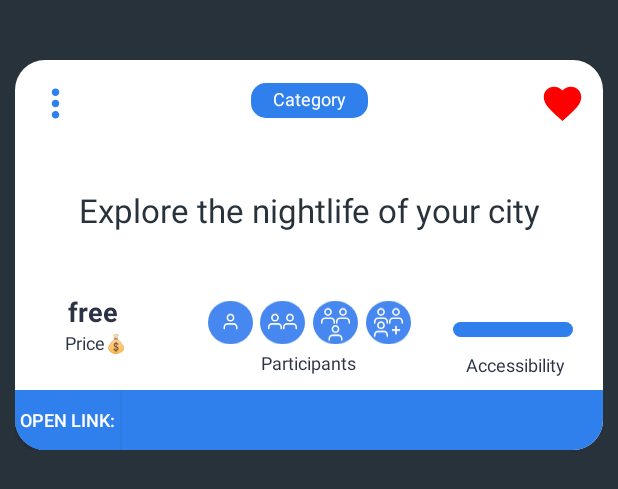
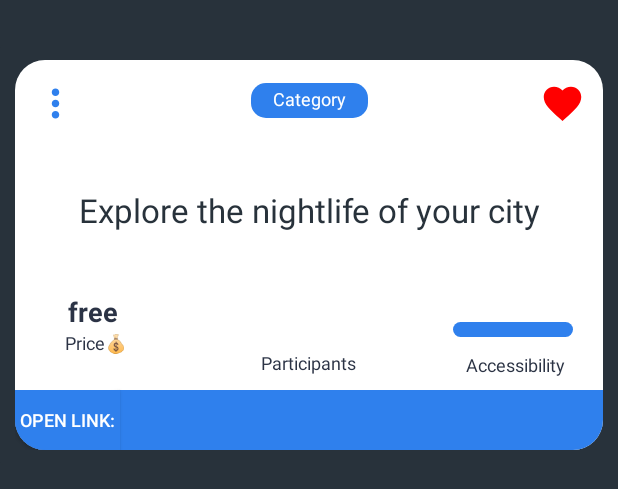
Before and after one commit to TheAlisher/BoredApp, an Android app: the layout card_bored.xml on its own in the app's theme, with its tools: preview values and no code run, on a phone screen of 412 x 824 dp. Shown: the top 489 px of the screen. Run offline under Robolectric (Android 15) with nearby library versions, the phone set to English and light mode, and no system bars.

Commit message:
minor changes participants icon

```diff
--- a/app/src/main/res/layout/card_bored.xml
+++ b/app/src/main/res/layout/card_bored.xml
@@ -125,52 +125,14 @@
             app:layout_constraintTop_toBottomOf="@id/progressBar_card_accessibility" />
 
         <ImageView
-            android:id="@+id/image_card_participants_icon_1"
+            android:id="@+id/image_card_participants_icon"
             android:layout_width="@dimen/width_30dp"
             android:layout_height="@dimen/height_30dp"
-            android:layout_marginEnd="@dimen/marginEnd_105dp"
             android:layout_marginBottom="@dimen/marginBottom_70dp"
             android:contentDescription="@string/contentDescription_main_participants_icon_1"
-            android:src="@drawable/icon_participants_1"
             app:layout_constraintBottom_toBottomOf="@+id/view_card_rectangleMain"
             app:layout_constraintLeft_toRightOf="@id/view_card_rectangleMain"
-            app:layout_constraintRight_toLeftOf="@id/view_card_rectangleMain" />
-
-        <ImageView
-            android:id="@+id/image_card_participants_icon_2"
-            android:layout_width="@dimen/width_30dp"
-            android:layout_height="@dimen/height_30dp"
-            android:layout_marginEnd="@dimen/marginEnd_35dp"
-            android:layout_marginBottom="@dimen/marginBottom_70dp"
-            android:contentDescription="@string/contentDescription_main_participants_icon_2"
-            android:src="@drawable/icon_participants_2"
-            app:layout_constraintBottom_toBottomOf="@+id/view_card_rectangleMain"
-            app:layout_constraintLeft_toLeftOf="@id/view_card_rectangleMain"
-            app:layout_constraintRight_toRightOf="@id/view_card_rectangleMain" />
-
-        <ImageView
-            android:id="@+id/image_card_participants_icon_3"
-            android:layout_width="@dimen/width_30dp"
-            android:layout_height="@dimen/height_30dp"
-            android:layout_marginStart="@dimen/marginStart_35dp"
-            android:layout_marginBottom="@dimen/marginBottom_70dp"
-            android:contentDescription="@string/contentDescription_main_participants_icon_3"
-            android:src="@drawable/icon_participants_3"
-            app:layout_constraintBottom_toBottomOf="@+id/view_card_rectangleMain"
-            app:layout_constraintLeft_toLeftOf="@id/view_card_rectangleMain"
-            app:layout_constraintRight_toRightOf="@id/view_card_rectangleMain" />
-
-        <ImageView
-            android:id="@+id/image_card_participants_icon_4"
-            android:layout_width="@dimen/width_30dp"
-            android:layout_height="@dimen/height_30dp"
-            android:layout_marginStart="@dimen/marginStart_105dp"
-            android:layout_marginBottom="@dimen/marginBottom_70dp"
-            android:contentDescription="@string/contentDescription_main_participants_icon_4"
-            android:src="@drawable/icon_participants_4"
-            app:layout_constraintBottom_toBottomOf="@+id/view_card_rectangleMain"
-            app:layout_constraintLeft_toLeftOf="@id/view_card_rectangleMain"
-            app:layout_constraintRight_toRightOf="@id/view_card_rectangleMain" />
+            app:layout_constraintRight_toLeftOf="@id/view_card_rectangleMain"/>
 
         <TextView
             android:id="@+id/text_card_participants"
```
Also changed, not shown: app/src/main/java/com/example/bored/presentation_ui/favorites/BoredAdapter.java (+6 -47 lines).
